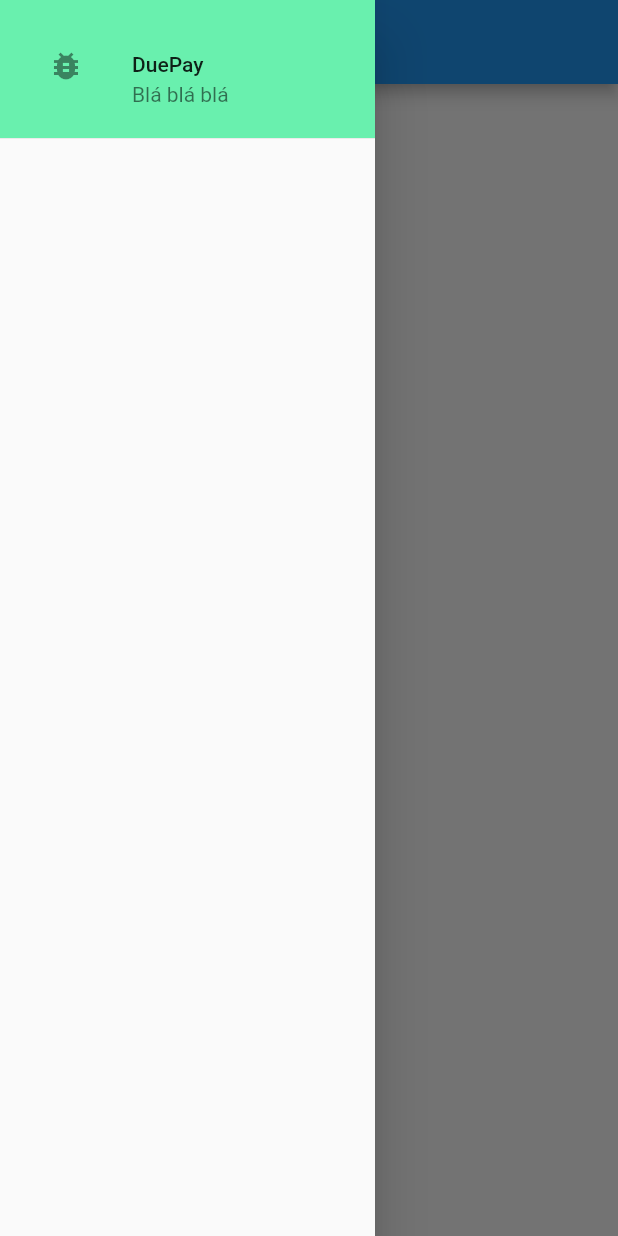
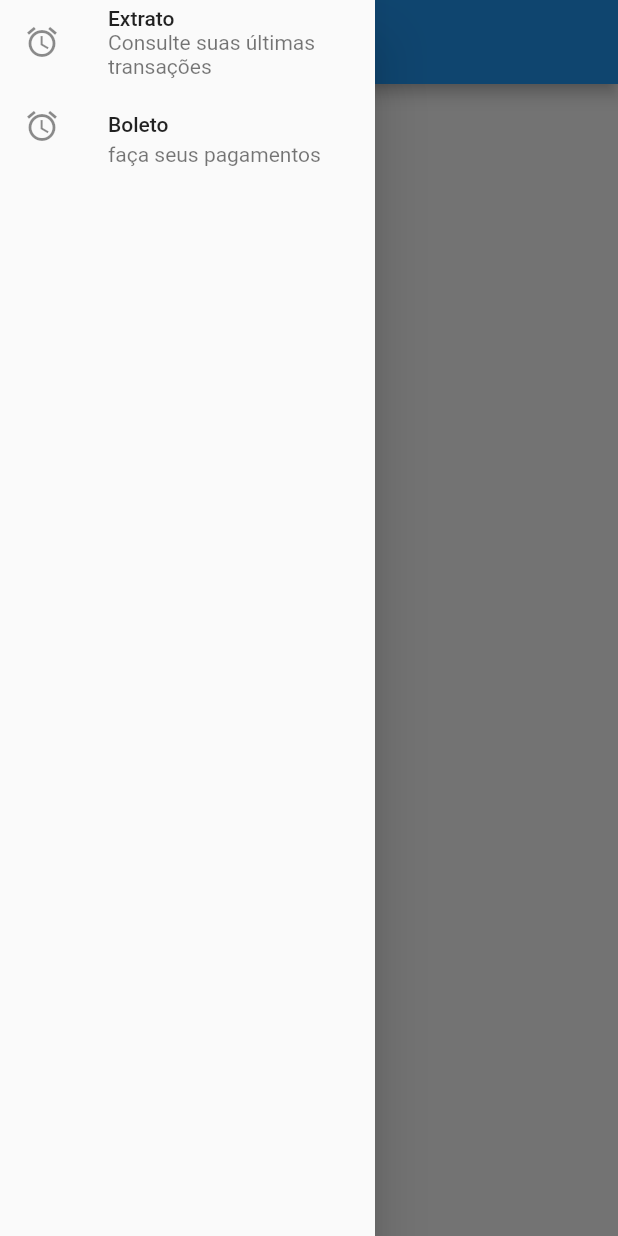
Before and after one commit to goreau/duepay, a Flutter app: the Inicio screen opened directly with empty values, in the side drawer, after a tap on "Extrato", on a phone screen of 412 x 824 dp. Run offline on Flutter 3.47's test engine with Material 2 defaults, Android fonts, the phone set to English and light mode, and no system bars; accounts and stored records are empty.

Commit message:
feat: drawer menu

```diff
--- /dev/null
+++ b/duepay/lib/components/menu_tile.dart
@@ -0,0 +1,18 @@
+import 'package:duepay/models/menu.dart';
+import 'package:flutter/material.dart';
+
+class MenuTile extends StatelessWidget {
+  final Menu menu;
+
+  const MenuTile(this.menu);
+
+  @override
+  Widget build(BuildContext context) {
+    return ListTile(
+      leading: menu.icon,
+      title: Text(menu.title),
+      subtitle: Text(menu.subtitle),
+      onTap: menu.tap,
+    );
+  }
+}
--- /dev/null
+++ b/duepay/lib/data/dummy_menu.dart
@@ -0,0 +1,20 @@
+import 'package:duepay/models/menu.dart';
+import 'package:flutter/material.dart';
+
+const DUMY_MENU = {
+  '1': const Menu(
+    title: 'Extrato',
+    subtitle: 'Consulte suas últimas transações',
+    icon: Icon(Icons.access_alarm),
+    tap: getExtrato,
+  ),
+  '2': const Menu(
+    title: 'Boleto',
+    subtitle: 'faça seus pagamentos',
+    icon: Icon(Icons.access_alarm),
+    tap: getBoleto,
+  ),
+};
+
+getExtrato() {}
+getBoleto() {}
--- /dev/null
+++ b/duepay/lib/models/menu.dart
@@ -0,0 +1,10 @@
+import 'package:flutter/cupertino.dart';
+
+class Menu {
+  final String title;
+  final String subtitle;
+  final Icon icon;
+  final Function tap;
+
+  const Menu({@required this.title, this.subtitle, this.icon, this.tap});
+}
--- a/duepay/lib/views/inicio.dart
+++ b/duepay/lib/views/inicio.dart
@@ -1,3 +1,5 @@
+import 'package:duepay/components/menu_tile.dart';
+import 'package:duepay/data/dummy_menu.dart';
 import 'package:duepay/models/usuario.dart';
 import 'package:duepay/util/routes.dart';
 import 'package:flutter/material.dart';
@@ -13,6 +15,8 @@ class Inicio extends StatefulWidget {
 class _InicioState extends State<Inicio> {
   @override
   Widget build(BuildContext context) {
+    const menu = {...DUMY_MENU};
+
     return Scaffold(
       appBar: AppBar(
         title: Text('DuePay'),
@@ -32,19 +36,10 @@ class _InicioState extends State<Inicio> {
       drawer: Container(
           width: 250,
           child: Drawer(
-            child: ListView(children: <Widget>[
-              Container(
-                height: 100,
-                child: DrawerHeader(
-                  child: ListTile(
-                    leading: Icon(Icons.bug_report),
-                    title: Text('DuePay'),
-                    subtitle: Text('Blá blá blá'),
-                  ),
-                  decoration: BoxDecoration(color: Colors.greenAccent),
-                ),
-              ),
-            ]),
+            child: ListView.builder(
+              itemCount: menu.length,
+              itemBuilder: (ctx, i) => MenuTile(menu.values.elementAt(i)),
+            ),
           )),
     );
   }
--- a/duepay/pubspec.yaml
+++ b/duepay/pubspec.yaml
@@ -24,6 +24,7 @@ dependencies:
   flutter:
     sdk: flutter
   http: ^0.12.2
+  provider:
 
 
   # The following adds the Cupertino Icons font to your application.
```
Also changed, not shown: duepay/pubspec.lock.
